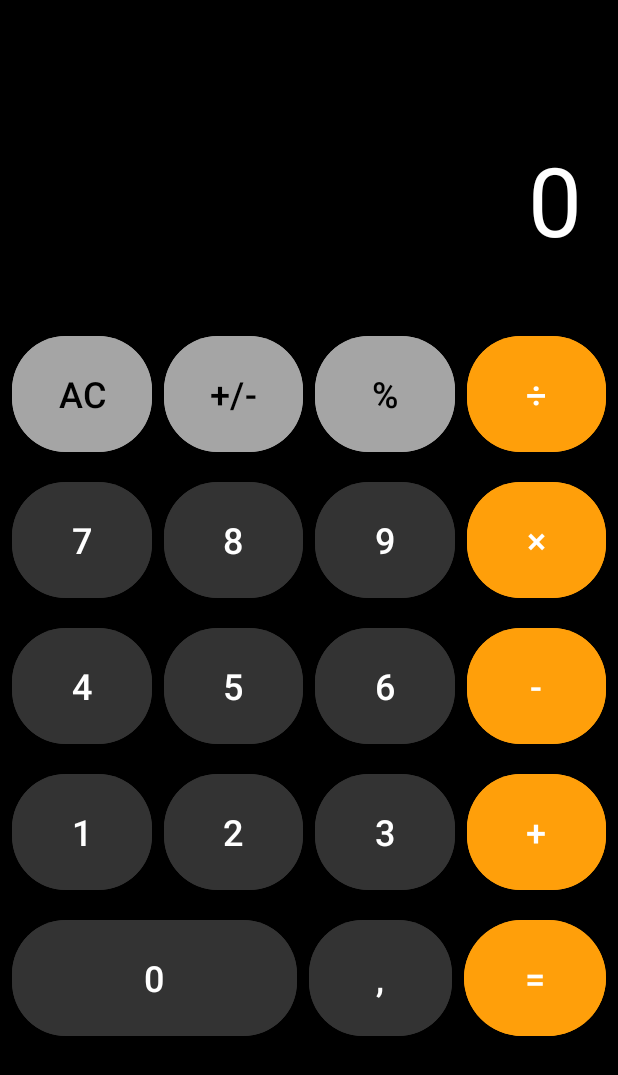
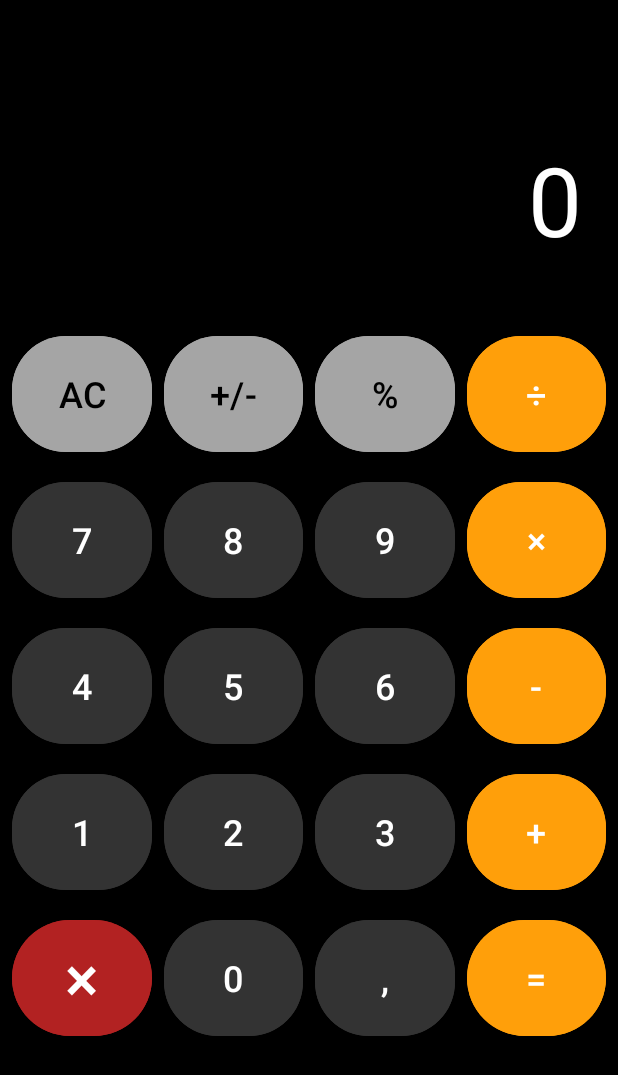
Before and after one commit to vadimpopov1/Visual-Programming, an Android app: the layout activity_calc.xml on its own in the app's theme, with its tools: preview values and no code run, on a phone screen of 412 x 824 dp. Shown: the top 1075 px of the screen. Run offline under Robolectric (Android 15) with nearby library versions, the phone set to English and light mode, and no system bars.

Commit message:
Created CalcActivity.kt and activity_calc.xml.

```diff
--- a/app/src/main/AndroidManifest.xml
+++ b/app/src/main/AndroidManifest.xml
@@ -12,7 +12,10 @@
         android:supportsRtl="true"
         android:theme="@style/Theme.Calculator">
         <activity
-            android:name=".MainActivity"
+            android:name=".CalcActivity"
+            android:exported="false" />
+        <activity
+            android:name=".MainMenu"
             android:exported="true">
             <intent-filter>
                 <action android:name="android.intent.action.MAIN" />
--- a/app/src/main/res/layout/activity_main.xml
+++ b/app/src/main/res/layout/activity_calc.xml
@@ -6,7 +6,7 @@
     android:layout_width="match_parent"
     android:layout_height="match_parent"
     android:background="#000000"
-    tools:context=".MainActivity">
+    tools:context=".CalcActivity">
 
     <TextView
         android:id="@+id/display"
@@ -267,8 +267,24 @@
         android:layout_marginEnd="8dp" />
 
     <com.google.android.material.button.MaterialButton
+        android:id="@+id/button_back"
+        android:layout_width="0dp"
+        android:layout_height="85dp"
+        android:text="×"
+        android:textSize="42sp"
+        android:textColor="#FFFFFF"
+        android:backgroundTint="#B22222"
+        app:cornerRadius="85dp"
+        app:layout_constraintTop_toBottomOf="@+id/button_1"
+        app:layout_constraintStart_toStartOf="parent"
+        app:layout_constraintEnd_toStartOf="@+id/button_0"
+        android:layout_marginStart="8dp"
+        android:layout_marginTop="12dp"
+        android:layout_marginEnd="4dp" />
+
+    <com.google.android.material.button.MaterialButton
         android:id="@+id/button_0"
-        android:layout_width="190dp"
+        android:layout_width="0dp"
         android:layout_height="85dp"
         android:text="0"
         android:textSize="24sp"
@@ -276,9 +292,9 @@
         android:backgroundTint="#333333"
         app:cornerRadius="36dp"
         app:layout_constraintTop_toBottomOf="@+id/button_1"
-        app:layout_constraintStart_toStartOf="parent"
+        app:layout_constraintStart_toEndOf="@+id/button_back"
         app:layout_constraintEnd_toStartOf="@+id/button_float"
-        android:layout_marginStart="8dp"
+        android:layout_marginStart="4dp"
         android:layout_marginTop="12dp"
         android:layout_marginEnd="4dp" />
 
@@ -293,12 +309,12 @@
         app:cornerRadius="36dp"
         app:layout_constraintTop_toTopOf="@+id/button_0"
         app:layout_constraintStart_toEndOf="@+id/button_0"
-        app:layout_constraintEnd_toStartOf="@+id/button_equals"
+        app:layout_constraintEnd_toStartOf="@+id/button_calc"
         android:layout_marginStart="4dp"
         android:layout_marginEnd="4dp" />
 
     <com.google.android.material.button.MaterialButton
-        android:id="@+id/button_equals"
+        android:id="@+id/button_calc"
         android:layout_width="0dp"
         android:layout_height="85dp"
         android:text="="
```
Also changed, not shown: app/src/main/java/com/example/calculator/CalcActivity.kt (renamed from app/src/main/java/com/example/calculator/MainActivity.kt, +11 -3 lines), app/src/main/java/com/example/calculator/MainMenu.kt (added, +35 -0 lines), app/src/main/res/layout/activity_main_menu.xml (added, +40 -0 lines), app/src/main/res/drawable/icn_calc.png (added).
